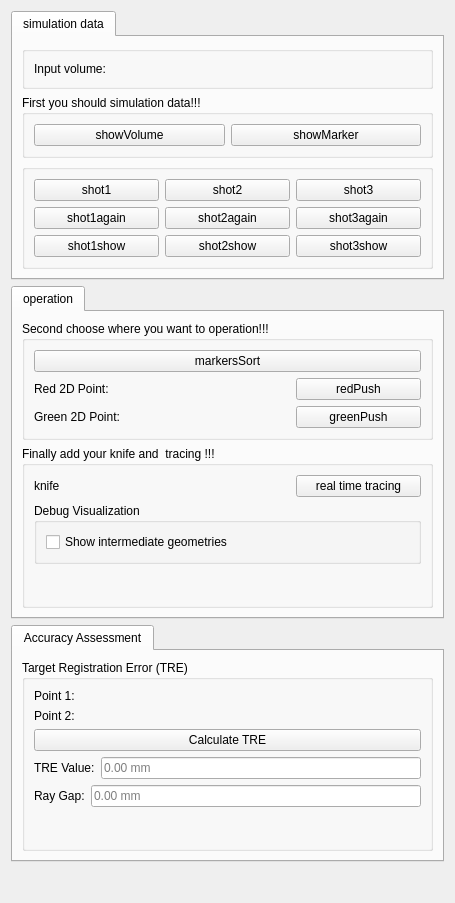
Above: Resources/UI/Biplane.ui from CodingHHW/Biplane before the change. Below: the same form after it.
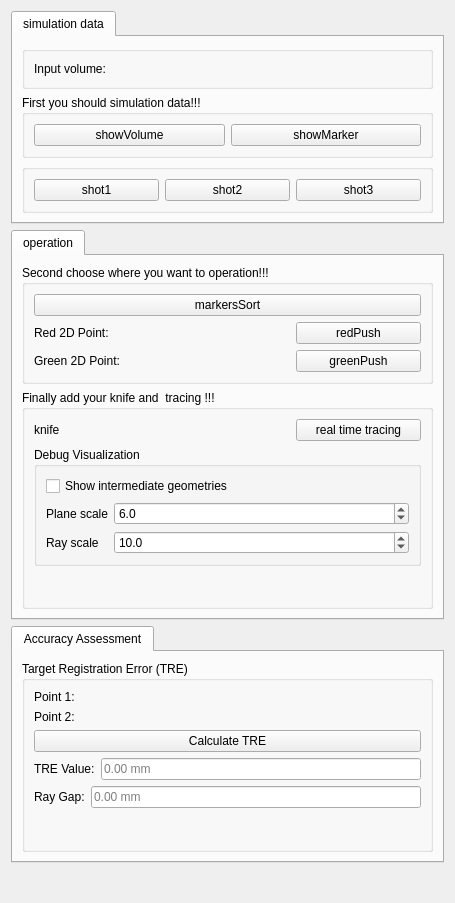
That is the form after the change. Custom widgets are drawn as their Qt base class.

Commit message: Add debug visualization controls and combined shot buttons

Diff of the .ui file:
```diff
--- a/Resources/UI/Biplane.ui
+++ b/Resources/UI/Biplane.ui
@@ -107,20 +107,6 @@
               </property>
              </widget>
             </item>
-            <item>
-             <widget class="QPushButton" name="shot1ButtonAgain">
-              <property name="text">
-               <string>shot1again</string>
-              </property>
-             </widget>
-            </item>
-            <item>
-             <widget class="QPushButton" name="shot1ButtonShow">
-              <property name="text">
-               <string>shot1show</string>
-              </property>
-             </widget>
-            </item>
            </layout>
           </item>
           <item>
@@ -132,20 +118,6 @@
               </property>
              </widget>
             </item>
-            <item>
-             <widget class="QPushButton" name="shot2ButtonAgain">
-              <property name="text">
-               <string>shot2again</string>
-              </property>
-             </widget>
-            </item>
-            <item>
-             <widget class="QPushButton" name="shot2ButtonShow">
-              <property name="text">
-               <string>shot2show</string>
-              </property>
-             </widget>
-            </item>
            </layout>
           </item>
           <item>
@@ -157,20 +129,6 @@
               </property>
              </widget>
             </item>
-            <item>
-             <widget class="QPushButton" name="shot3ButtonAgain">
-              <property name="text">
-               <string>shot3again</string>
-              </property>
-             </widget>
-            </item>
-            <item>
-             <widget class="QPushButton" name="shot3ButtonShow">
-              <property name="text">
-               <string>shot3show</string>
-              </property>
-             </widget>
-            </item>
            </layout>
           </item>
          </layout>
@@ -354,6 +312,62 @@
                </property>
               </widget>
              </item>
+             <item>
+              <layout class="QFormLayout" name="formLayout_debugVis">
+               <item row="0" column="0">
+                <widget class="QLabel" name="label_debugPlaneScale">
+                 <property name="text">
+                  <string>Plane scale</string>
+                 </property>
+                </widget>
+               </item>
+               <item row="0" column="1">
+                <widget class="QDoubleSpinBox" name="debugPlaneScaleSpinBox">
+                 <property name="minimum">
+                  <double>1.0</double>
+                 </property>
+                 <property name="maximum">
+                  <double>50.0</double>
+                 </property>
+                 <property name="singleStep">
+                  <double>0.5</double>
+                 </property>
+                 <property name="value">
+                  <double>6.0</double>
+                 </property>
+                 <property name="decimals">
+                  <number>1</number>
+                 </property>
+                </widget>
+               </item>
+               <item row="1" column="0">
+                <widget class="QLabel" name="label_debugRayScale">
+                 <property name="text">
+                  <string>Ray scale</string>
+                 </property>
+                </widget>
+               </item>
+               <item row="1" column="1">
+                <widget class="QDoubleSpinBox" name="debugRayScaleSpinBox">
+                 <property name="minimum">
+                  <double>1.0</double>
+                 </property>
+                 <property name="maximum">
+                  <double>50.0</double>
+                 </property>
+                 <property name="singleStep">
+                  <double>0.5</double>
+                 </property>
+                 <property name="value">
+                  <double>10.0</double>
+                 </property>
+                 <property name="decimals">
+                  <number>1</number>
+                 </property>
+                </widget>
+               </item>
+              </layout>
+             </item>
             </layout>
            </widget>
           </item>
```
Left out of the diff: 6 changed lines with no effect on the pictures. The commit also changes 1 other file.
